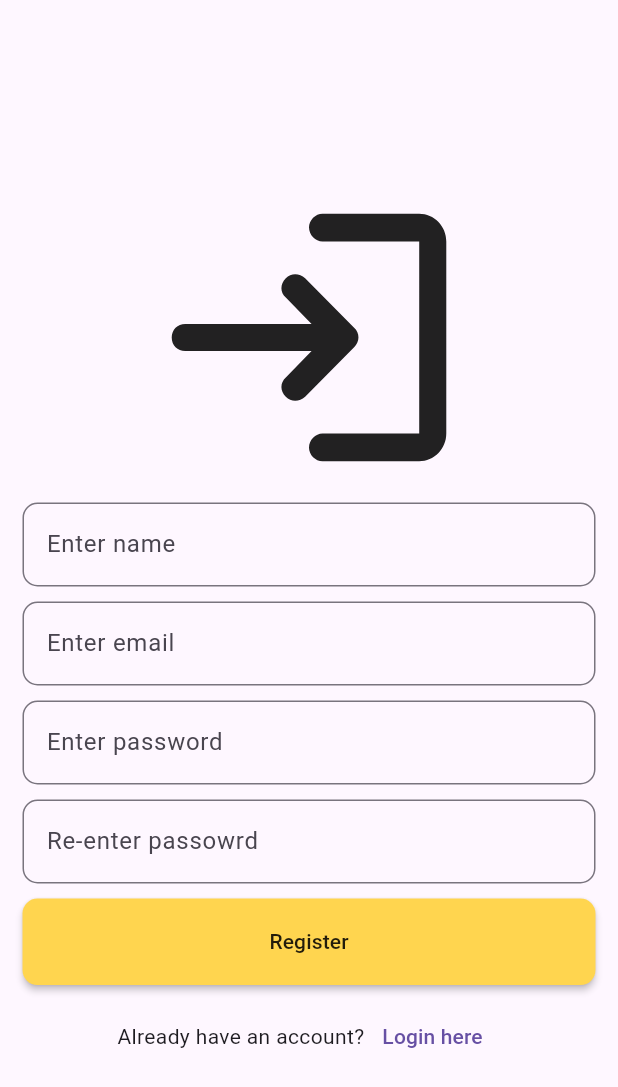
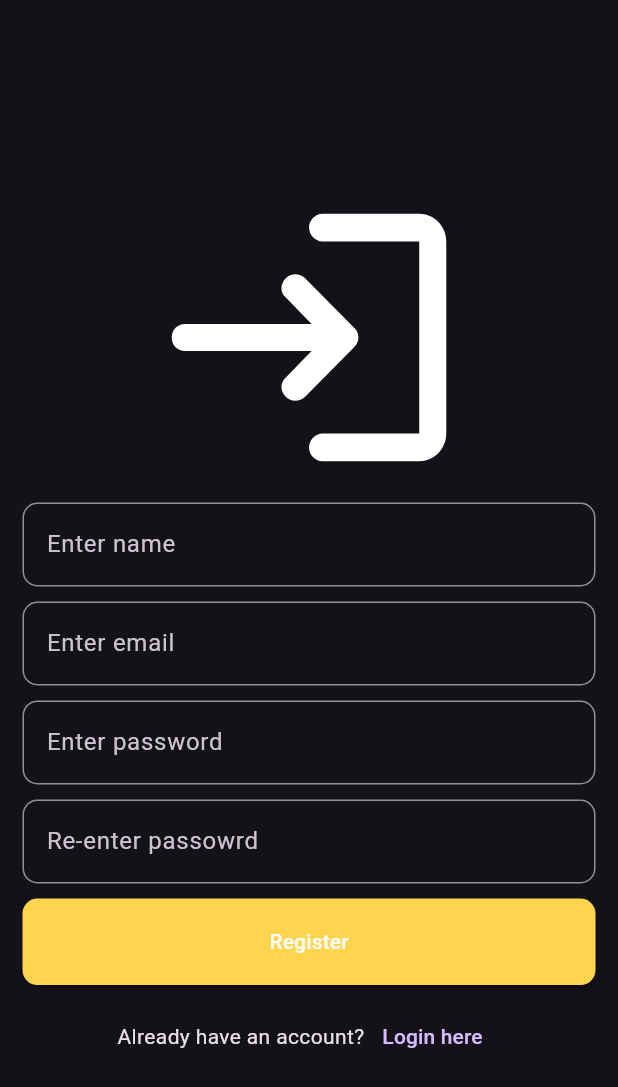
Before and after one commit to purveshxd/kanishka_softwares_assignment, a Flutter app: the screen it shows after launch, on a phone screen of 412 x 824 dp. Shown: the top 1087 px of the screen. Run offline on Flutter 3.47's test engine with Material 2 defaults, Android fonts, the phone set to English and light mode, and no system bars; our stand-ins replace flutter_riverpod, image_picker, location, shared_preferences.

Commit message:
theme switch

```diff
--- a/lib/main.dart
+++ b/lib/main.dart
@@ -1,6 +1,7 @@
 import 'package:flutter/material.dart';
 import 'package:flutter_riverpod/flutter_riverpod.dart';
 import 'package:kanishka_softwares_assignment/homescreen.dart';
+import 'package:kanishka_softwares_assignment/proivders/all_providers.dart';
 
 import 'package:kanishka_softwares_assignment/screens/auth_screen.dart';
 import 'package:kanishka_softwares_assignment/style.dart';
@@ -25,12 +26,13 @@ class MyApp extends StatefulWidget {
   State<MyApp> createState() => _MyAppState();
 }
 
+bool isDarkTheme = false;
+
 class _MyAppState extends State<MyApp> {
-  bool isDarkTheme = false;
   @override
   void initState() {
     getLocationPermission();
-
+    isDarkTheme = false;
     isLoggedIn = prefs.getBool('isLoggedIn') ?? false;
     super.initState();
   }
@@ -58,7 +60,7 @@ class _MyAppState extends State<MyApp> {
     }
   }
 
-  onChanged(value) {
+  void onChanged(value) {
     setState(() {
       isDarkTheme = value;
     });
@@ -66,15 +68,16 @@ class _MyAppState extends State<MyApp> {
 
   @override
   Widget build(BuildContext context) {
+    return Consumer(builder: (context, ref, child) {
       return MaterialApp(
         debugShowCheckedModeBanner: false,
-      theme: Style.themeData(isDarkTheme, context),
+        theme: Style.themeData(ref.watch(themeProvider), context),
         home: isLoggedIn
             ? HomeScreen(
-              onChanged: (value) => onChanged(value),
-              isDarktheme: isDarkTheme,
+
               )
             : const AuthScreen(),
       );
+    });
   }
 }
--- a/lib/proivders/all_providers.dart
+++ b/lib/proivders/all_providers.dart
@@ -1,3 +1,5 @@
 import 'package:flutter_riverpod/flutter_riverpod.dart';
 
 final togglePageProvider = StateProvider((ref) => true);
+
+final themeProvider = StateProvider((ref) => true);
--- a/lib/screens/login_screen.dart
+++ b/lib/screens/login_screen.dart
@@ -22,7 +22,7 @@ class LoginScreen extends StatelessWidget {
 
         if (resp) {
           Navigator.of(context).pushReplacement(MaterialPageRoute(
-            builder: (context) =>  const HomeScreen(),
+            builder: (context) => HomeScreen(),
           ));
         }
       } catch (e) {
--- a/lib/screens/registration_screen.dart
+++ b/lib/screens/registration_screen.dart
@@ -27,7 +27,9 @@ class RegistrationScreen extends ConsumerWidget {
           password: passwordController.text);
 
       Navigator.of(context).pushReplacement(MaterialPageRoute(
-        builder: (context) => const HomeScreen(),
+        builder: (context) => HomeScreen(
+
+        ),
       ));
     } else {
       ScaffoldMessenger.of(context).showSnackBar(
```
Also changed, not shown: lib/homescreen.dart (+18 -15 lines). Lines whose indentation alone changed are shown as unchanged.
